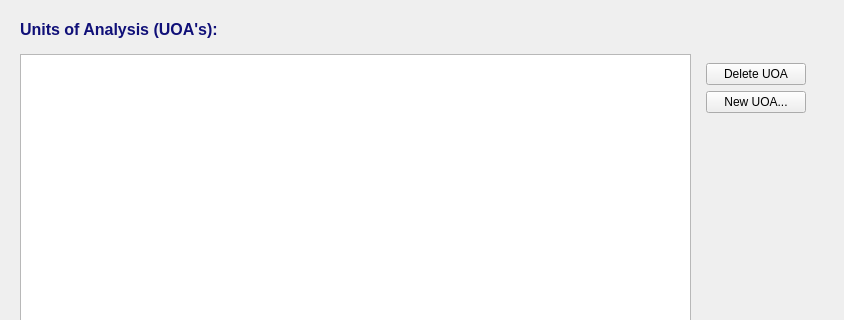
daniel347x/newgene, file NewGeneUI/NewGene/Widgets/ManageInput/UOAs/newgenemanageuoas.ui: the form before one commit; both pictures show x 0 to 844 and y 0 to 320 of the 844 by 607 pixel window.
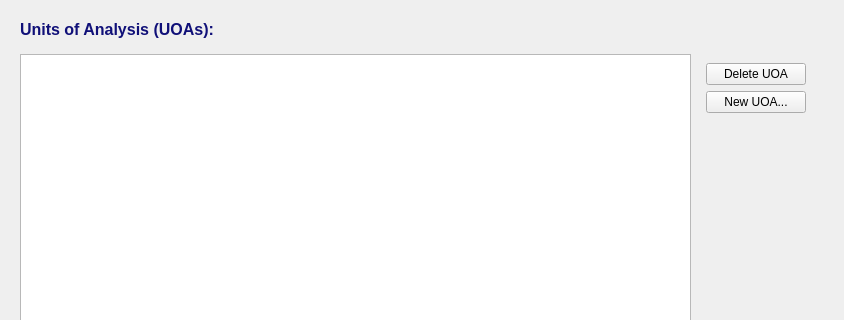
The form after the commit.

The edit to the form file:
```diff
--- a/NewGeneUI/NewGene/Widgets/ManageInput/UOAs/newgenemanageuoas.ui
+++ b/NewGeneUI/NewGene/Widgets/ManageInput/UOAs/newgenemanageuoas.ui
@@ -26,7 +26,7 @@
       <item>
        <widget class="QLabel" name="label_manage_uoas">
         <property name="text">
-         <string>&lt;html&gt;&lt;head/&gt;&lt;body&gt;&lt;p&gt;&lt;span style=&quot; font-size:12pt; font-weight:600; color:#101078;&quot;&gt;Units of Analysis (UOA's):&lt;/span&gt;&lt;/p&gt;&lt;/body&gt;&lt;/html&gt;</string>
+         <string>&lt;html&gt;&lt;head/&gt;&lt;body&gt;&lt;p&gt;&lt;span style=&quot; font-size:12pt; font-weight:600; color:#101078;&quot;&gt;Units of Analysis (UOAs):&lt;/span&gt;&lt;/p&gt;&lt;/body&gt;&lt;/html&gt;</string>
         </property>
         <property name="textFormat">
          <enum>Qt::RichText</enum>
```
